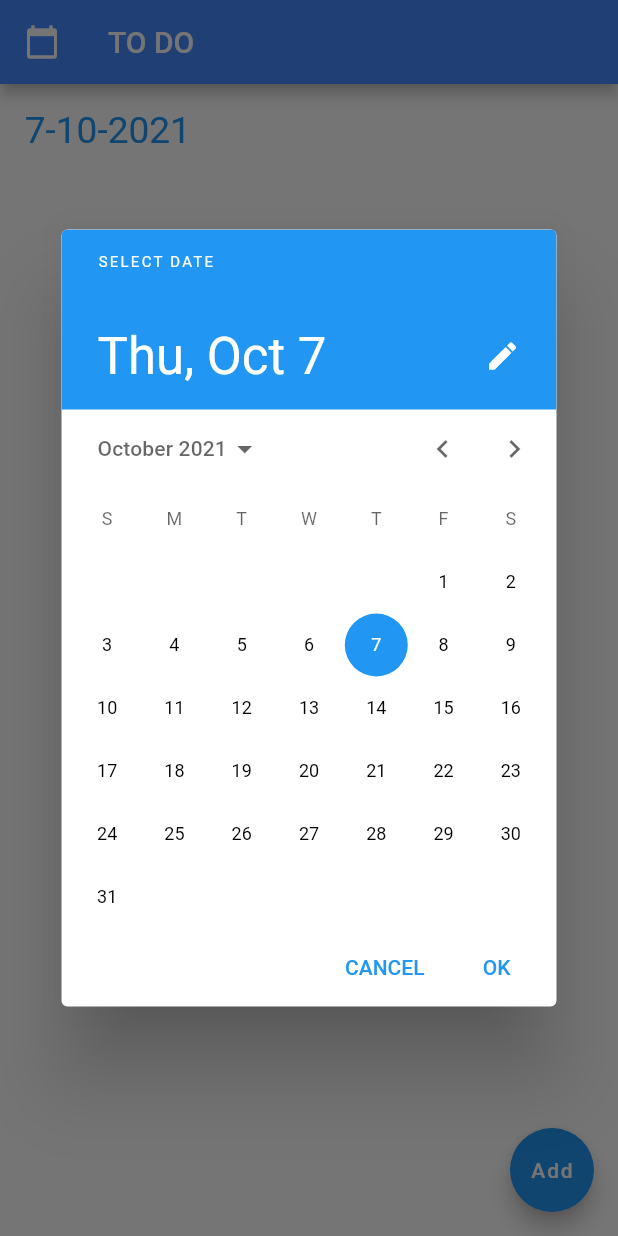
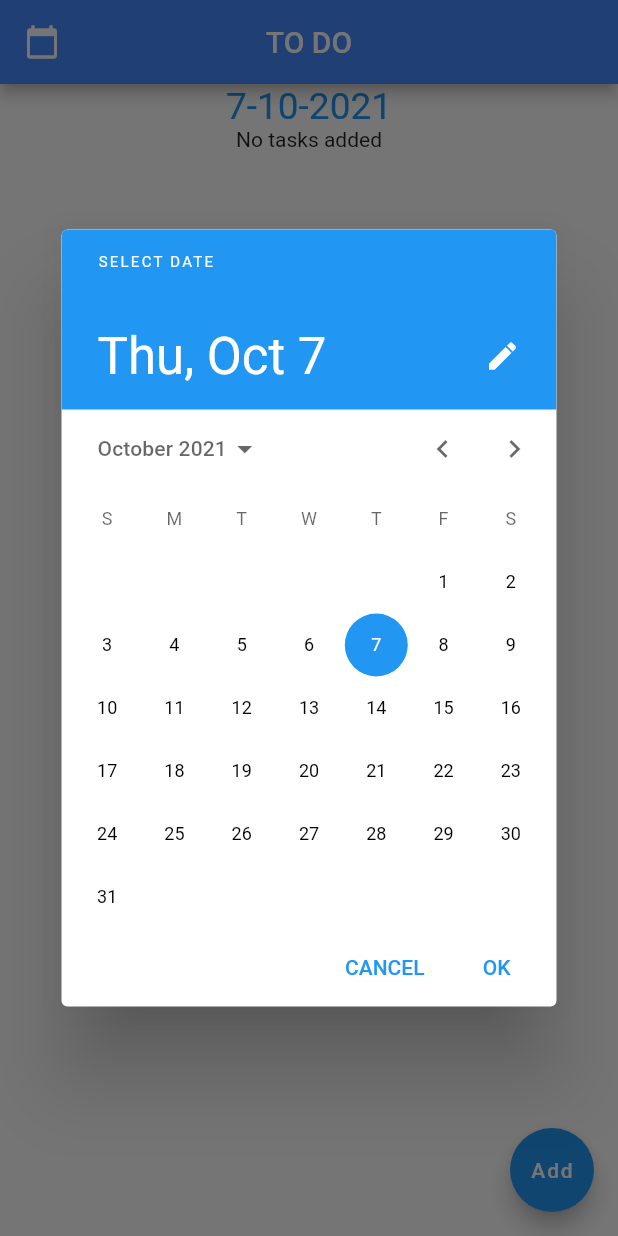
Before and after one commit to marco-ocram/to_do_task1, a Flutter app: the screen it shows after launch, after a tap on the "calendar today" icon, on a phone screen of 412 x 824 dp. Run offline on Flutter 3.47's test engine with Material 2 defaults, Android fonts, the phone set to English and light mode, and no system bars; our stand-ins replace cloud_firestore, firebase_core; accounts and stored records are empty.

Commit message:
Firebase working, functionality working, finalised app for task

```diff
--- a/lib/Screens/homepage.dart
+++ b/lib/Screens/homepage.dart
@@ -1,7 +1,7 @@
 import 'package:flutter/cupertino.dart';
 import 'package:flutter/material.dart';
 import 'package:to_do_task1/constants.dart';
-
+import 'package:cloud_firestore/cloud_firestore.dart';
 import '../task.dart';
 import '../task_widget.dart';
 
@@ -21,29 +21,6 @@ class _HomePageState extends State<HomePage> {
   double width;
   double height;
 
-  getList() {
-    for (Task task in listOfTasks) {
-      if (task.dateTime == date) listOfCurrentTasks.add(task);
-    }
-  }
-
-  //-----SHOW DATE PICKER DIALOG------------------------------------------------
-  _datePicker() async {
-    await showDatePicker(
-            context: context,
-            initialDate: date,
-            firstDate: DateTime(2001),
-            lastDate: DateTime(2022))
-        .then((value) {
-      try {
-        date = value;
-      } catch (e) {
-        date = DateTime.now();
-      }
-      setState(() {});
-    });
-  }
-
   @override
   void initState() {
     date = DateTime.now();
@@ -52,16 +29,17 @@ class _HomePageState extends State<HomePage> {
 
   @override
   Widget build(BuildContext context) {
+    //--HEIGHT AND WIDTH MODULE OF DEVICE--------------------------------------
     width = MediaQuery.of(context).size.width / 100;
     height = MediaQuery.of(context).size.height / 100;
+
     return Scaffold(
       backgroundColor: Colors.white,
-
-      //-----------------------
       appBar: AppBar(
         title: Text(
           'TO DO',
         ),
+        centerTitle: true,
         leading: IconButton(
             icon: Icon(
               Icons.calendar_today,
@@ -71,9 +49,10 @@ class _HomePageState extends State<HomePage> {
         backgroundColor: Colors.blueAccent,
       ),
       //-----------------------
-
       floatingActionButton: FloatingActionButton(
-        onPressed: addTask,
+        onPressed: () {
+          addTask(-1);
+        },
         child: Text(
           "Add",
           style: TextStyle(color: Colors.white),
@@ -83,39 +62,95 @@ class _HomePageState extends State<HomePage> {
 
       body: SingleChildScrollView(
         physics: BouncingScrollPhysics(),
-        child: Padding(
-            padding: EdgeInsets.symmetric(
-                horizontal: width * 4, vertical: height * 2),
         child: Column(
+          mainAxisSize: MainAxisSize.max,
+          crossAxisAlignment: CrossAxisAlignment.center,
           children: [
-                Text(
+            Center(
+              child: Text(
                 formatDate(date),
                 style: TextStyle(color: Colors.blue, fontSize: height * 3),
               ),
-                listOfWidgets(),
+            ),
+            StreamBuilder<QuerySnapshot>(
+                stream: FirebaseFirestore.instance
+                    .collection('tasks')
+                    .orderBy('timestamp')
+                    .snapshots(),
+                builder: (context, snapshot) {
+                  if (!snapshot.hasData ||
+                      snapshot.hasError ||
+                      snapshot.connectionState == ConnectionState.waiting)
+                    return Center(
+                      child: CircularProgressIndicator(),
+                    );
+                  else {
+                    listOfTasks = getListOfTasks(snapshot.data, date);
+                    if (listOfTasks.length == 0)
+                      return Center(
+                        child: Text("No tasks added"),
+                      );
+                    else
+                      return Padding(
+                          padding: EdgeInsets.symmetric(
+                              horizontal: width * 4, vertical: height * 2),
+                          child: listOfTaskWidgets());
+                  }
+                }),
           ],
-            )),
+        ),
       ),
     );
   }
 
-  Column listOfWidgets() {
-    getList();
+  //----LIST OF ALL TASKS-------------------------------------------------------
+  Column listOfTaskWidgets() {
     return Column(
       children: List.generate(
           listOfTasks.length,
           (index) => InkWell(
+              //edit and delete
+              onLongPress: () => onLongPress(index),
+              //check if complete
               onTap: () {
-                setState(() {
-                  listOfTasks[index].isComplete =
-                      !listOfTasks[index].isComplete;
-                });
+                listOfTasks[index].isComplete = !listOfTasks[index].isComplete;
+                completeTaskToDatabase(listOfTasks[index]);
               },
               child: taskWidget(listOfTasks[index], height, width))),
     );
   }
 
-  void addTask() async {
+  //-----EDITING AND DELETING THE TASK------------------------------------------
+  void onLongPress(index) => showDialog(
+      context: context,
+      builder: (context) {
+        return CupertinoAlertDialog(
+          actions: [
+            CupertinoDialogAction(
+                onPressed: () {
+                  Navigator.pop(context);
+                  addTask(index);
+                },
+                child: Icon(
+                  Icons.edit,
+                  size: height * 3,
+                )),
+            CupertinoDialogAction(
+                onPressed: () {
+                  Navigator.pop(context);
+                  deleteTaskToDatabase(listOfTasks[index]);
+                },
+                child: Icon(
+                  Icons.delete,
+                  size: height * 3,
+                ))
+          ],
+        );
+      });
+
+  //-----ADDING THE TASK--------------------------------------------------------
+  void addTask(int index) async {
+    print("UID");
     await showDialog(
         context: context,
         builder: (BuildContext context) => CupertinoAlertDialog(
@@ -132,19 +167,57 @@ class _HomePageState extends State<HomePage> {
               actions: [
                 CupertinoDialogAction(
                     child: Text("Add task"),
+                    // onPressed: index == -1
+                    //     ? addNewTask()
+                    //     : editTask(listOfTasks[index])
                     onPressed: () {
-                    Task currentTask = Task(_taskController.text, false, date);
-                    setState(() {
-                      print(listOfTasks);
-                      listOfTasks.add(currentTask);
+                      Task task = Task(
+                          task: _taskController.text,
+                          isComplete: false,
+                          timestamp: Timestamp.fromDate(date));
+                      print("REACHED");
+                      index == -1
+                          ? addNewTask(task)
+                          : editTask(listOfTasks[index], _taskController.text);
                       _taskController.clear();
-                      getList();
-                    });
-
                       Navigator.pop(context);
-                  },
-                )
+                    })
               ],
             ));
   }
+
+  addNewTask(Task task) {
+    print("REACHED");
+    print("ADDING");
+    _taskController.clear();
+    // Navigator.pop(context);
+    addTaskToDatabase(task);
   }
+
+  editTask(Task task, String text) {
+    print("TASK UPDATING $text");
+    task.task = text;
+    print(task.task);
+    print(task.taskuid);
+    print("EDITING");
+    editTasktoDatabase(task);
+  }
+
+  //-----SHOW DATE PICKER DIALOG------------------------------------------------
+  _datePicker() async {
+    await showDatePicker(
+            context: context,
+            initialDate: date,
+            firstDate: DateTime(2001),
+            lastDate: DateTime(2022))
+        .then((value) {
+      try {
+        date = value;
+        print(date);
+      } catch (e) {
+        date = DateTime.now();
+      }
+      setState(() {});
+    });
+  }
+}
--- a/lib/constants.dart
+++ b/lib/constants.dart
@@ -1,6 +1,64 @@
+import 'dart:convert';
+
 import 'package:flutter/material.dart';
+import 'package:firebase_core/firebase_core.dart';
+import 'package:cloud_firestore/cloud_firestore.dart';
+import 'task.dart';
 
 String formatDate(DateTime date) {
   String formattedDate = "${date.day}-${date.month}-${date.year}";
   return formattedDate;
 }
+
+//---ADDING A NEW TASK TO FIRESTORE
+addTaskToDatabase(Task task) async {
+  await FirebaseFirestore.instance.collection('tasks').add({
+    'task': task.task,
+    'isComplete': task.isComplete,
+    'timestamp': task.timestamp
+  });
+}
+
+completeTaskToDatabase(Task task) async {
+  await FirebaseFirestore.instance
+      .collection('tasks')
+      .doc(task.taskuid)
+      .update({
+    'isComplete': task.isComplete,
+  });
+}
+
+deleteTaskToDatabase(Task task) async {
+  await FirebaseFirestore.instance
+      .collection('tasks')
+      .doc(task.taskuid)
+      .delete()
+      .then((value) => print("DELETED"));
+}
+
+editTasktoDatabase(Task task) async {
+  await FirebaseFirestore.instance
+      .collection('tasks')
+      .doc(task.taskuid)
+      .update({
+    'task': task.task,
+    'isComplete': task.isComplete,
+  });
+}
+
+List<Task> getListOfTasks(QuerySnapshot res, DateTime date) {
+  List<Task> lisOTasks = [];
+  DateTime presentDate = DateTime(date.year, date.month, date.day);
+  print(res);
+  for (var doc in res.docs) {
+    print(doc.data());
+    print("DATA");
+    Task task = Task.fromJson(doc.data());
+    task.taskuid = doc.id;
+    print(task.taskuid);
+    print(date);
+    print(task.timestamp.toDate());
+    if (date.compareTo(task.timestamp.toDate()) == 0) lisOTasks.add(task);
+  }
+  return lisOTasks;
+}
--- a/lib/main.dart
+++ b/lib/main.dart
@@ -1,7 +1,10 @@
 import 'package:flutter/material.dart';
 import 'package:to_do_task1/Screens/homepage.dart';
+import 'package:firebase_core/firebase_core.dart';
 
-void main() {
+void main() async {
+  WidgetsFlutterBinding.ensureInitialized();
+  await Firebase.initializeApp();
   runApp(MyApp());
 }
 
--- a/lib/task.dart
+++ b/lib/task.dart
@@ -1,9 +1,16 @@
 import 'package:flutter/material.dart';
+import 'package:cloud_firestore/cloud_firestore.dart';
 
 class Task {
   String task;
   bool isComplete;
-  DateTime dateTime;
-
-  Task(this.task, this.isComplete, this.dateTime);
+  String taskuid;
+  Timestamp timestamp;
+  Task({this.task, this.isComplete, this.taskuid, this.timestamp});
+  factory Task.fromJson(Map<String, dynamic> json) {
+    return Task(
+        task: json['task'],
+        isComplete: json['isComplete'],
+        timestamp: json['timestamp']);
+  }
 }
--- a/pubspec.yaml
+++ b/pubspec.yaml
@@ -28,7 +28,9 @@ dependencies:
   # The following adds the Cupertino Icons font to your application.
   # Use with the CupertinoIcons class for iOS style icons.
   cupertino_icons: ^1.0.2
-  firebase: ^9.0.2
+  # firebase: ^9.0.2
+  cloud_firestore: ^2.5.3
+  firebase_core: ^1.7.0
 dev_dependencies:
   flutter_test:
     sdk: flutter
```
Also changed, not shown: pubspec.lock, 5 other files. Lines whose indentation alone changed are shown as unchanged.
